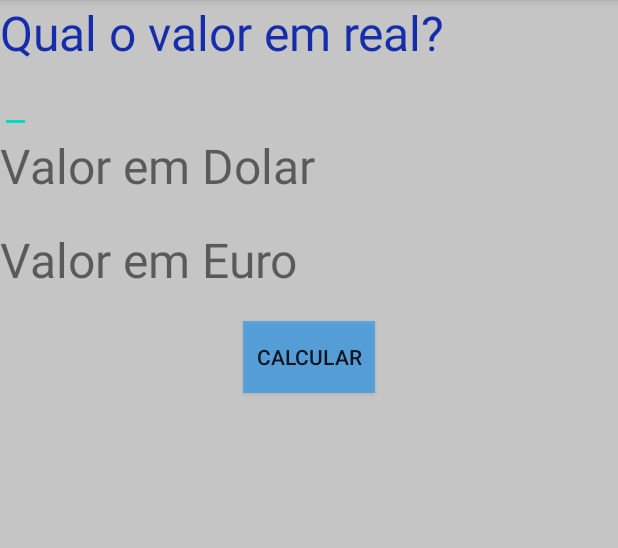
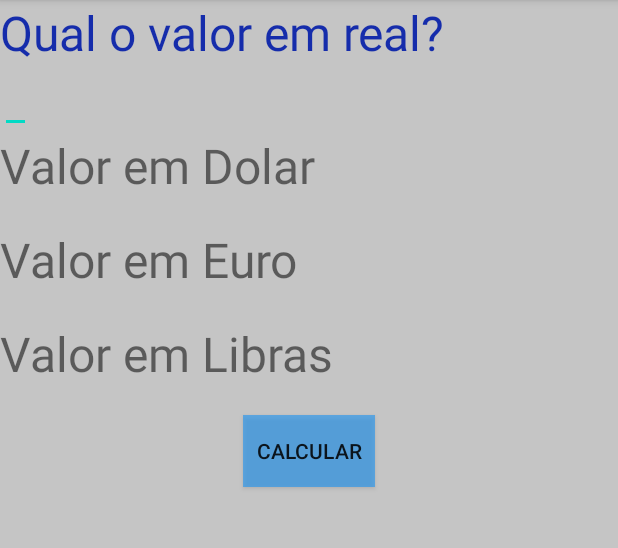
Before and after one commit to eduardoantunesnunes/CoversorDeMoedas, an Android app: the screen it shows after launch (MainActivity), on a phone screen of 412 x 824 dp, the part 84-632 px from its top. Run offline under Robolectric (Android 15) with nearby library versions, the phone set to English and light mode, and no system bars.

Commit message:
Terceiro commit - Termino da implementação da lógica e adição da moeda libras

```diff
--- a/app/src/main/java/com/deveduardonunes/conversormoedas/MainActivity.java
+++ b/app/src/main/java/com/deveduardonunes/conversormoedas/MainActivity.java
@@ -22,6 +22,8 @@ public class MainActivity extends AppCompatActivity implements View.OnClickListe
         this.mViewHolder.editValue = findViewById(R.id.edit_value);
         this.mViewHolder.textDolar = findViewById(R.id.text_dolar);
         this.mViewHolder.textEuro = findViewById(R.id.text_euro);
+        this.mViewHolder.textLibras = findViewById(R.id.text_libras);
+
         this.mViewHolder.buttonCalculate = findViewById(R.id.button_calculate);
         this.mViewHolder.buttonCalculate.setOnClickListener(this);
 
@@ -37,6 +39,13 @@ public class MainActivity extends AppCompatActivity implements View.OnClickListe
                 //Mostra mensagem pro usuário
                 Toast.makeText(this, R.string.informe_valor, Toast.LENGTH_LONG).show();
             }else{
+                //Lógica para converter o valor de real para euro, dolar e libras, respectivamente
+                Double real = Double.valueOf(value); // Transformando o valor em double
+
+                this.mViewHolder.textEuro.setText(String.format("%.2f",(real/6.30))); // Convertendo para Euro
+                this.mViewHolder.textDolar.setText(String.format("%.2f",(real/5.32))); // Convertendo para Dolar
+                this.mViewHolder.textLibras.setText(String.format("%.2f",(real/6.80))); // Covertendo para Libras
+
 
             }
         }
@@ -44,11 +53,14 @@ public class MainActivity extends AppCompatActivity implements View.OnClickListe
     private void clearValues(){
         this.mViewHolder.textDolar.setText("");
         this.mViewHolder.textEuro.setText("");
+        this.mViewHolder.textLibras.setText("");
+
     }
     private static class ViewHolder{
         EditText editValue;
         TextView textDolar;
         TextView textEuro;
+        TextView textLibras;
         Button buttonCalculate;
     }
 
--- a/app/src/main/res/layout/activity_main.xml
+++ b/app/src/main/res/layout/activity_main.xml
@@ -46,6 +46,17 @@
         android:layout_width="wrap_content"
         android:layout_height="wrap_content"
         android:text="@string/valor_em_euro" />
+    <TextView
+        android:layout_width="wrap_content"
+        android:layout_height="wrap_content"
+        android:text="@string/valor_em_libras"
+        android:textSize="32dp" />
+
+    <TextView
+        android:id="@+id/text_libras"
+        android:layout_width="wrap_content"
+        android:layout_height="wrap_content"
+        android:text="@string/valor_em_libras" />
 
 
     <Button
--- a/app/src/main/res/values/strings.xml
+++ b/app/src/main/res/values/strings.xml
@@ -5,4 +5,5 @@
     <string name="valor_em_euro">Valor em Euro</string>
     <string name="calcular">Calcular</string>
     <string name="informe_valor">Campo em branco! Informa um valor!</string>
+    <string name="valor_em_libras">Valor em Libras</string>
 </resources>
```
